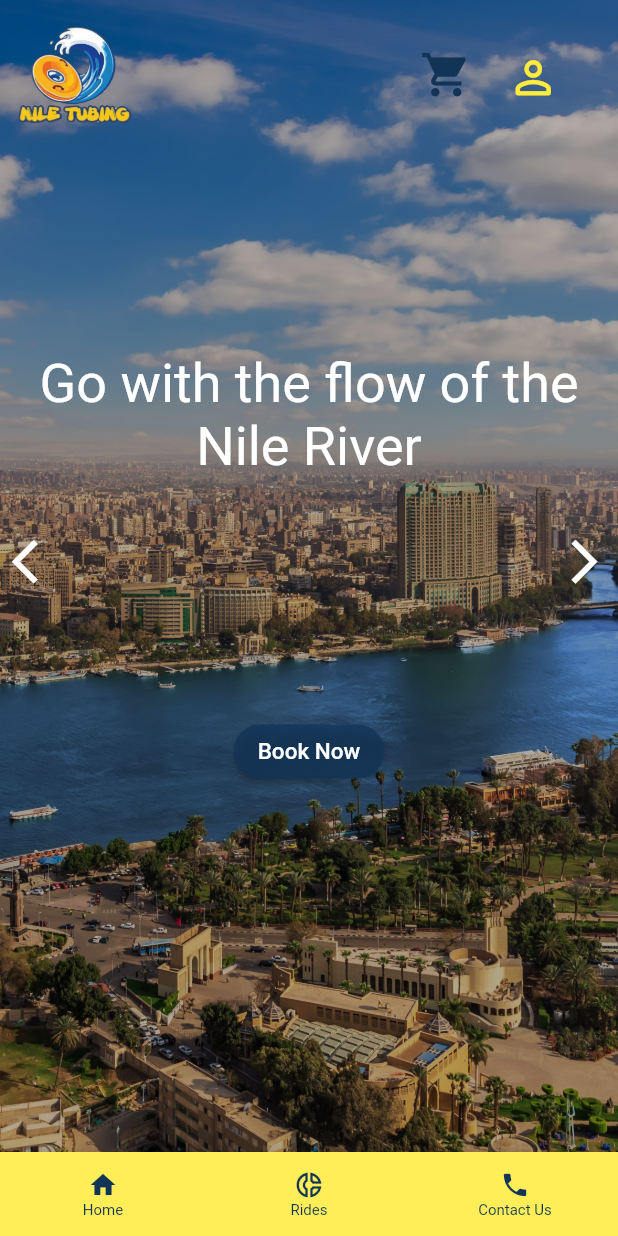
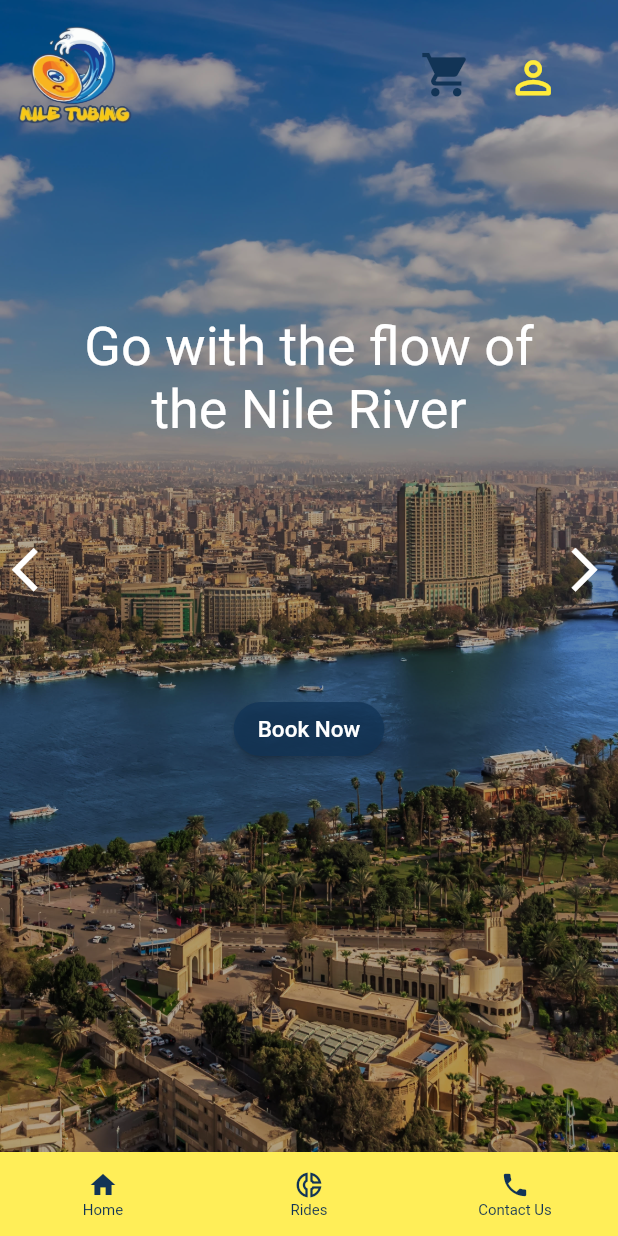
Before and after one commit to khaleddsaadd/Nile-Tubing-Mobile-App, a Flutter app: the screen it shows after launch, on a phone screen of 412 x 824 dp. Run offline on Flutter 3.47's test engine with Material 2 defaults, Android fonts, the light colour scheme and no system bars; Roboto replaces fonts that are missing (Cairo, cairo).

Commit message:
Header Margins

```diff
--- a/nile_tubing_app/lib/screens/Home.dart
+++ b/nile_tubing_app/lib/screens/Home.dart
@@ -37,12 +37,13 @@
          )),
               ]),
             ),
+            SizedBox(height: 80),
             Padding(
               padding:
-                  EdgeInsets.only(top: 135), //apply padding to some sides only
+                  EdgeInsets.all(30), //apply padding to some sides only
               child: Text("Go with the flow of the Nile River",
                   style: TextStyle(fontSize: 36, color: Colors.white),
-                  textAlign: TextAlign.center),
+                  textAlign: TextAlign.center ),
             ),
             Padding(
                 padding: EdgeInsets.only(top: 30),
@@ -68,7 +69,7 @@
                   ),
                 )),
             Padding(
-              padding: EdgeInsets.only(top: 80),
+              padding: EdgeInsets.only(top: 60),
               child: Row(
                 // ignore: prefer_const_literals_to_create_immutables
                 mainAxisAlignment: MainAxisAlignment.center,
```
